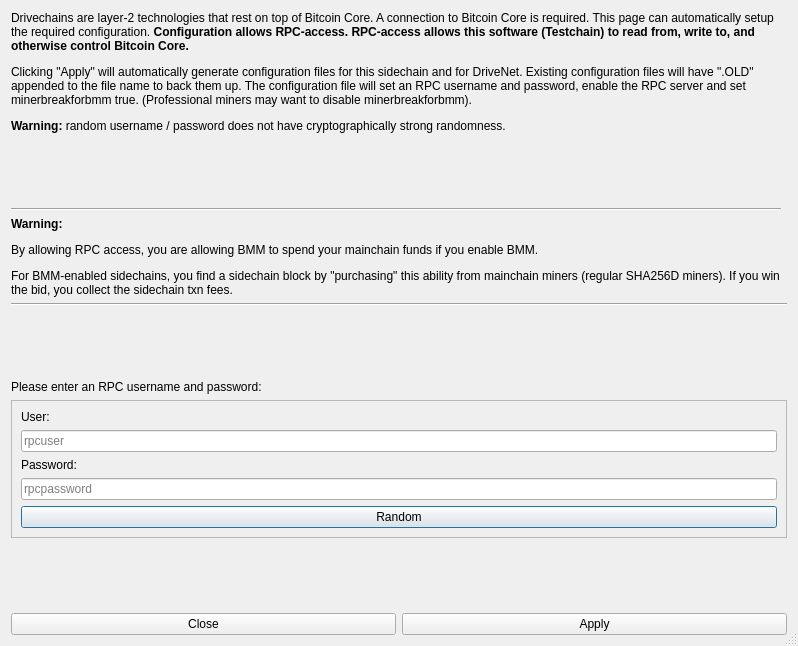
Before: the Qt Designer form src/qt/forms/confgeneratordialog.ui in skydogenet/sidechains, drawn with Qt 5.
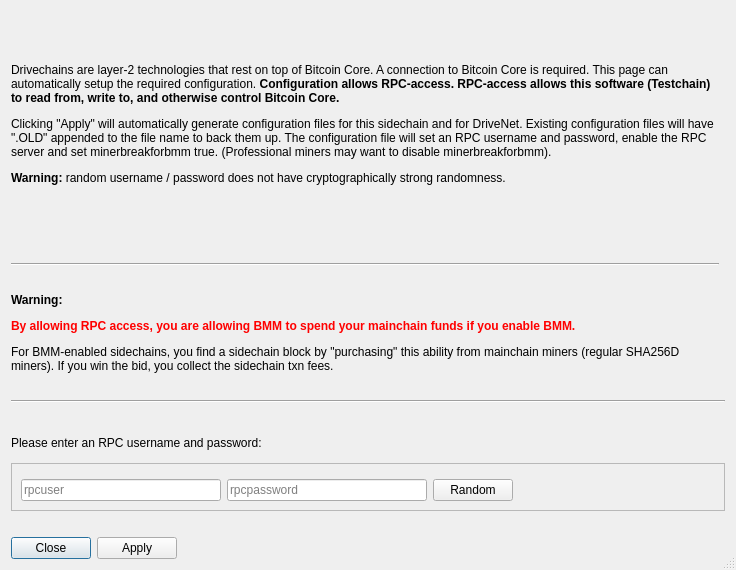
After: the same form once the commit is applied. Icons and pictures are not drawn.

Commit message: Overhaul conf generator dialog

Patch:
```diff
--- a/src/qt/forms/confgeneratordialog.ui
+++ b/src/qt/forms/confgeneratordialog.ui
@@ -6,8 +6,8 @@
    <rect>
     <x>0</x>
     <y>0</y>
-    <width>798</width>
-    <height>646</height>
+    <width>736</width>
+    <height>570</height>
    </rect>
   </property>
   <property name="windowTitle">
@@ -22,10 +22,29 @@
      <property name="orientation">
       <enum>Qt::Vertical</enum>
      </property>
+     <property name="sizeType">
+      <enum>QSizePolicy::Fixed</enum>
+     </property>
      <property name="sizeHint" stdset="0">
       <size>
        <width>20</width>
-       <height>40</height>
+       <height>20</height>
+      </size>
+     </property>
+    </spacer>
+   </item>
+   <item row="8" column="0">
+    <spacer name="verticalSpacer_2">
+     <property name="orientation">
+      <enum>Qt::Vertical</enum>
+     </property>
+     <property name="sizeType">
+      <enum>QSizePolicy::Fixed</enum>
+     </property>
+     <property name="sizeHint" stdset="0">
+      <size>
+       <width>20</width>
+       <height>20</height>
       </size>
      </property>
     </spacer>
@@ -43,8 +62,39 @@
      </property>
     </widget>
    </item>
+   <item row="0" column="0" colspan="2">
+    <widget class="QLabel" name="label">
+     <property name="sizePolicy">
+      <sizepolicy hsizetype="MinimumExpanding" vsizetype="Minimum">
+       <horstretch>0</horstretch>
+       <verstretch>0</verstretch>
+      </sizepolicy>
+     </property>
+     <property name="lineWidth">
+      <number>0</number>
+     </property>
+     <property name="text">
+      <string>&lt;html&gt;&lt;head/&gt;&lt;body&gt;&lt;p&gt;Drivechains are layer-2 technologies that rest on top of Bitcoin Core. A connection to Bitcoin Core is required. This page can automatically setup the required configuration. &lt;span style=&quot; font-weight:600;&quot;&gt;Configuration allows RPC-access. RPC-access allows this software (Testchain) to read from, write to, and otherwise control Bitcoin Core.&lt;/span&gt;&lt;/p&gt;&lt;p&gt;Clicking &amp;quot;Apply&amp;quot; will automatically generate configuration files for this sidechain and for DriveNet. Existing configuration files will have &amp;quot;.OLD&amp;quot; appended to the file name to back them up. The configuration file will set an RPC username and password, enable the RPC server and set minerbreakforbmm true. (Professional miners may want to disable minerbreakforbmm). &lt;/p&gt;&lt;p&gt;&lt;span style=&quot; font-weight:600;&quot;&gt;Warning:&lt;/span&gt; random username / password does not have cryptographically strong randomness.&lt;/p&gt;&lt;/body&gt;&lt;/html&gt;</string>
+     </property>
+     <property name="textFormat">
+      <enum>Qt::AutoText</enum>
+     </property>
+     <property name="wordWrap">
+      <bool>true</bool>
+     </property>
+     <property name="textInteractionFlags">
+      <set>Qt::NoTextInteraction</set>
+     </property>
+    </widget>
+   </item>
    <item row="6" column="0">
     <widget class="QLabel" name="label_2">
+     <property name="sizePolicy">
+      <sizepolicy hsizetype="Expanding" vsizetype="Maximum">
+       <horstretch>0</horstretch>
+       <verstretch>0</verstretch>
+      </sizepolicy>
+     </property>
      <property name="text">
       <string>Please enter an RPC username and password:</string>
      </property>
@@ -53,21 +103,14 @@
      </property>
     </widget>
    </item>
-   <item row="8" column="0">
-    <spacer name="verticalSpacer_2">
-     <property name="orientation">
-      <enum>Qt::Vertical</enum>
-     </property>
-     <property name="sizeHint" stdset="0">
-      <size>
-       <width>20</width>
-       <height>40</height>
-      </size>
-     </property>
-    </spacer>
-   </item>
    <item row="7" column="0" colspan="2">
     <widget class="QFrame" name="frame">
+     <property name="sizePolicy">
+      <sizepolicy hsizetype="Expanding" vsizetype="Maximum">
+       <horstretch>0</horstretch>
+       <verstretch>0</verstretch>
+      </sizepolicy>
+     </property>
      <property name="frameShape">
       <enum>QFrame::StyledPanel</enum>
      </property>
@@ -75,63 +118,85 @@
       <enum>QFrame::Raised</enum>
      </property>
      <layout class="QGridLayout" name="gridLayout_2">
-      <item row="4" column="1">
-       <widget class="QPushButton" name="pushButtonRandom">
-        <property name="text">
-         <string>Random</string>
-        </property>
-        <property name="icon">
-         <iconset>
-          <normaloff>:/icons/refresh</normaloff>:/icons/refresh</iconset>
-        </property>
-       </widget>
-      </item>
-      <item row="3" column="1">
-       <widget class="QLineEdit" name="lineEditPassword">
-        <property name="placeholderText">
-         <string>rpcpassword</string>
-        </property>
-       </widget>
-      </item>
-      <item row="0" column="1">
-       <widget class="QLabel" name="label_3">
-        <property name="text">
-         <string>User:</string>
-        </property>
-       </widget>
-      </item>
-      <item row="2" column="1">
-       <widget class="QLabel" name="label_4">
-        <property name="text">
-         <string>Password:</string>
-        </property>
-       </widget>
-      </item>
-      <item row="1" column="1">
+      <item row="1" column="1" colspan="2">
        <widget class="QLineEdit" name="lineEditUser">
+        <property name="sizePolicy">
+         <sizepolicy hsizetype="Maximum" vsizetype="Fixed">
+          <horstretch>0</horstretch>
+          <verstretch>0</verstretch>
+         </sizepolicy>
+        </property>
+        <property name="minimumSize">
+         <size>
+          <width>200</width>
+          <height>0</height>
+         </size>
+        </property>
         <property name="placeholderText">
          <string>rpcuser</string>
         </property>
        </widget>
       </item>
+      <item row="1" column="3">
+       <widget class="QLineEdit" name="lineEditPassword">
+        <property name="sizePolicy">
+         <sizepolicy hsizetype="Maximum" vsizetype="Fixed">
+          <horstretch>0</horstretch>
+          <verstretch>0</verstretch>
+         </sizepolicy>
+        </property>
+        <property name="minimumSize">
+         <size>
+          <width>200</width>
+          <height>0</height>
+         </size>
+        </property>
+        <property name="placeholderText">
+         <string>rpcpassword</string>
+        </property>
+       </widget>
+      </item>
+      <item row="0" column="6" rowspan="2">
+       <spacer name="horizontalSpacer">
+        <property name="orientation">
+         <enum>Qt::Horizontal</enum>
+        </property>
+        <property name="sizeHint" stdset="0">
+         <size>
+          <width>40</width>
+          <height>20</height>
+         </size>
+        </property>
+       </spacer>
+      </item>
+      <item row="1" column="4">
+       <widget class="QPushButton" name="pushButtonRandom">
+        <property name="sizePolicy">
+         <sizepolicy hsizetype="Maximum" vsizetype="Fixed">
+          <horstretch>0</horstretch>
+          <verstretch>0</verstretch>
+         </sizepolicy>
+        </property>
+        <property name="text">
+         <string>Random</string>
+        </property>
+        <property name="icon">
+         <iconset resource="../bitcoin.qrc">
+          <normaloff>:/movies/spinner-001</normaloff>:/movies/spinner-001</iconset>
+        </property>
+       </widget>
+      </item>
      </layout>
     </widget>
    </item>
-   <item row="0" column="0" colspan="2">
-    <widget class="QLabel" name="label">
-     <property name="text">
-      <string>&lt;html&gt;&lt;head/&gt;&lt;body&gt;&lt;p&gt;Drivechains are layer-2 technologies that rest on top of Bitcoin Core. A connection to Bitcoin Core is required. This page can automatically setup the required configuration. &lt;span style=&quot; font-weight:600;&quot;&gt;Configuration allows RPC-access. RPC-access allows this software (Testchain) to read from, write to, and otherwise control Bitcoin Core.&lt;/span&gt;&lt;/p&gt;&lt;p&gt;Clicking &amp;quot;Apply&amp;quot; will automatically generate configuration files for this sidechain and for DriveNet. Existing configuration files will have &amp;quot;.OLD&amp;quot; appended to the file name to back them up. The configuration file will set an RPC username and password, enable the RPC server and set minerbreakforbmm true. (Professional miners may want to disable minerbreakforbmm). &lt;/p&gt;&lt;p&gt;&lt;span style=&quot; font-weight:600;&quot;&gt;Warning:&lt;/span&gt; random username / password does not have cryptographically strong randomness.&lt;/p&gt;&lt;/body&gt;&lt;/html&gt;</string>
-     </property>
-     <property name="textFormat">
-      <enum>Qt::AutoText</enum>
-     </property>
-     <property name="wordWrap">
-      <bool>true</bool>
-     </property>
-    </widget>
-   </item>
    <item row="9" column="0" colspan="2">
     <widget class="QFrame" name="frame_2">
+     <property name="sizePolicy">
+      <sizepolicy hsizetype="Expanding" vsizetype="Maximum">
+       <horstretch>0</horstretch>
+       <verstretch>0</verstretch>
+      </sizepolicy>
+     </property>
      <property name="frameShape">
       <enum>QFrame::NoFrame</enum>
      </property>
@@ -157,7 +222,7 @@
       <item>
        <widget class="QPushButton" name="pushButtonClose">
         <property name="sizePolicy">
-         <sizepolicy hsizetype="MinimumExpanding" vsizetype="Fixed">
+         <sizepolicy hsizetype="Maximum" vsizetype="Fixed">
           <horstretch>0</horstretch>
           <verstretch>0</verstretch>
          </sizepolicy>
@@ -165,12 +230,19 @@
         <property name="text">
          <string>Close</string>
         </property>
+        <property name="icon">
+         <iconset resource="../bitcoin.qrc">
+          <normaloff>:/icons/quit</normaloff>:/icons/quit</iconset>
+        </property>
+        <property name="default">
+         <bool>true</bool>
+        </property>
        </widget>
       </item>
       <item>
        <widget class="QPushButton" name="pushButtonApply">
         <property name="sizePolicy">
-         <sizepolicy hsizetype="MinimumExpanding" vsizetype="Fixed">
+         <sizepolicy hsizetype="Maximum" vsizetype="Fixed">
           <horstretch>0</horstretch>
           <verstretch>0</verstretch>
          </sizepolicy>
@@ -178,19 +250,51 @@
         <property name="text">
          <string>Apply</string>
         </property>
+        <property name="icon">
+         <iconset resource="../bitcoin.qrc">
+          <normaloff>:/icons/synced</normaloff>:/icons/synced</iconset>
+        </property>
        </widget>
       </item>
+      <item>
+       <spacer name="horizontalSpacer_2">
+        <property name="orientation">
+         <enum>Qt::Horizontal</enum>
+        </property>
+        <property name="sizeType">
+         <enum>QSizePolicy::Expanding</enum>
+        </property>
+        <property name="sizeHint" stdset="0">
+         <size>
+          <width>40</width>
+          <height>20</height>
+         </size>
+        </property>
+       </spacer>
+      </item>
      </layout>
     </widget>
    </item>
    <item row="3" column="0" colspan="2">
     <widget class="QLabel" name="label_5">
+     <property name="sizePolicy">
+      <sizepolicy hsizetype="MinimumExpanding" vsizetype="Maximum">
+       <horstretch>0</horstretch>
+       <verstretch>0</verstretch>
+      </sizepolicy>
+     </property>
+     <property name="lineWidth">
+      <number>0</number>
+     </property>
      <property name="text">
-      <string>&lt;html&gt;&lt;head/&gt;&lt;body&gt;&lt;p&gt;&lt;span style=&quot; font-weight:600;&quot;&gt;Warning:&lt;/span&gt;&lt;/p&gt;&lt;p&gt;By allowing RPC access, you are allowing BMM to spend your mainchain funds if you enable BMM. &lt;/p&gt;&lt;p&gt;For BMM-enabled sidechains, you find a sidechain block by &amp;quot;purchasing&amp;quot; this ability from mainchain miners (regular SHA256D miners). If you win the bid, you collect the sidechain txn fees.&lt;/p&gt;&lt;/body&gt;&lt;/html&gt;</string>
+      <string>&lt;html&gt;&lt;head/&gt;&lt;body&gt;&lt;p&gt;&lt;span style=&quot; font-weight:600;&quot;&gt;Warning:&lt;/span&gt;&lt;/p&gt;&lt;p&gt;&lt;span style=&quot; font-weight:600; color:#ff0000;&quot;&gt;By allowing RPC access, you are allowing BMM to spend your mainchain funds if you enable BMM. &lt;/span&gt;&lt;/p&gt;&lt;p&gt;For BMM-enabled sidechains, you find a sidechain block by &amp;quot;purchasing&amp;quot; this ability from mainchain miners (regular SHA256D miners). If you win the bid, you collect the sidechain txn fees.&lt;/p&gt;&lt;/body&gt;&lt;/html&gt;</string>
      </property>
      <property name="wordWrap">
       <bool>true</bool>
      </property>
+     <property name="textInteractionFlags">
+      <set>Qt::NoTextInteraction</set>
+     </property>
     </widget>
    </item>
    <item row="2" column="0">
@@ -211,10 +315,13 @@
      <property name="orientation">
       <enum>Qt::Vertical</enum>
      </property>
+     <property name="sizeType">
+      <enum>QSizePolicy::Fixed</enum>
+     </property>
      <property name="sizeHint" stdset="0">
       <size>
        <width>20</width>
-       <height>40</height>
+       <height>20</height>
       </size>
      </property>
     </spacer>
```
Left out of the diff: 4 changed lines with no effect on the pictures. The commit also changes 1 other file.
